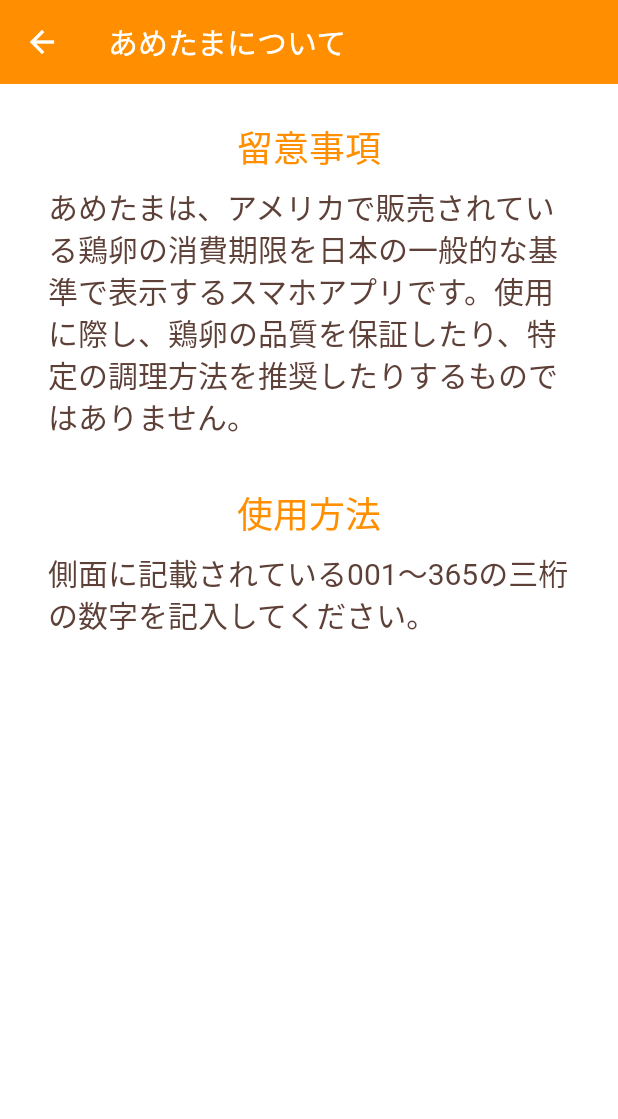
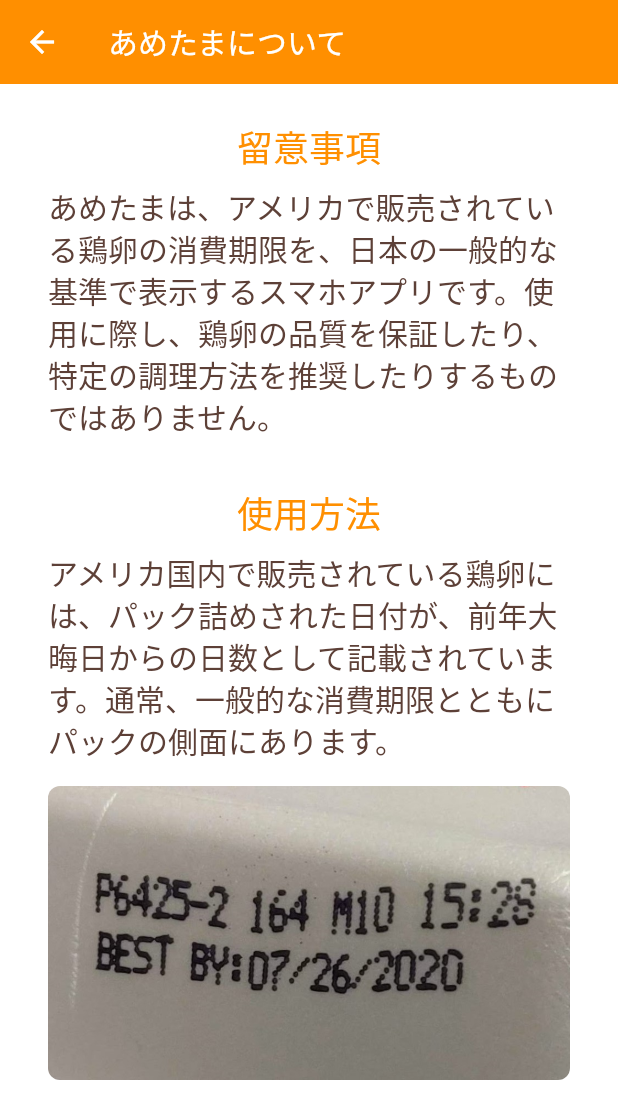
Before and after one commit to ushioda/ametama, a Flutter app: the InfoScreen screen opened directly, on a phone screen of 412 x 824 dp. Shown: the top 1119 px of the screen. Run offline on Flutter 3.47's test engine with Material 2 defaults, Android fonts, the phone set to English and light mode, and no system bars; our stand-ins replace shared_preferences; accounts and stored records are empty; Roboto replaces fonts that are missing (KosugiMaru).

Commit message:
added julian example image

```diff
--- a/lib/main.dart
+++ b/lib/main.dart
@@ -2,7 +2,6 @@ import 'package:flutter/material.dart';
 import 'package:provider/provider.dart';
 import 'package:ametama/models/date_data.dart';
 import 'package:ametama/screens/top_screen.dart';
-import 'package:ametama/constants.dart';
 
 void main() => runApp(MyApp());
 
--- a/lib/screens/info_screen.dart
+++ b/lib/screens/info_screen.dart
@@ -16,19 +16,29 @@ class InfoScreen extends StatelessWidget {
       ),
       body: SafeArea(
         child: Padding(
-          padding: const EdgeInsets.all(24.0),
+          padding: const EdgeInsets.symmetric(horizontal: 24.0),
+          child: SingleChildScrollView(
             child: Column(
               children: <Widget>[
-              InfoBox(
-                title: '留意事項',
+                TitleBox(title: '留意事項'),
+                TextBox(
                   text:
-                    'あめたまは、アメリカで販売されている鶏卵の消費期限を日本の一般的な基準で表示するスマホアプリです。使用に際し、鶏卵の品質を保証したり、特定の調理方法を推奨したりするものではありません。',
+                      'あめたまは、アメリカで販売されている鶏卵の消費期限を、日本の一般的な基準で表示するスマホアプリです。使用に際し、鶏卵の品質を保証したり、特定の調理方法を推奨したりするものではありません。',
                 ),
-              InfoBox(
-                title: '使用方法',
-                text: '側面に記載されている001〜365の三桁の数字を記入してください。',
+                TitleBox(title: '使用方法'),
+                TextBox(
+                  text:
+                      'アメリカ国内で販売されている鶏卵には、パック詰めされた日付が、前年大晦日からの日数として記載されています。通常、一般的な消費期限とともにパックの側面にあります。',
                 ),
+                Padding(
+                  padding: const EdgeInsets.all(8.0),
+                  child: ClipRRect(
+                      borderRadius: BorderRadius.circular(8.0),
+                      child: Image(
+                          image: AssetImage('assets/julian_example.jpg'))),
+                )
               ],
+            ),
           ),
         ),
       ),
@@ -36,16 +46,37 @@ class InfoScreen extends StatelessWidget {
   }
 }
 
-class InfoBox extends StatelessWidget {
-  final String title;
+class TextBox extends StatelessWidget {
   final String text;
 
-  InfoBox({this.title, @required this.text});
+  TextBox({@required this.text});
+
+  @override
+  Widget build(BuildContext context) {
+    return Padding(
+      padding: const EdgeInsets.all(8.0),
+      child: Text(
+        text,
+        style: TextStyle(
+          fontFamily: kKosugiMaru,
+          fontSize: kFontSize3,
+          color: kBasicTextColor,
+          height: 1.4,
+        ),
+      ),
+    );
+  }
+}
+
+class TitleBox extends StatelessWidget {
+  final String title;
+
+  TitleBox({@required this.title});
 
   @override
   Widget build(BuildContext context) {
     return Container(
-      padding: EdgeInsets.only(bottom: 24.0),
+      padding: EdgeInsets.only(top: 24.0),
       child: Column(
         children: <Widget>[
           Text(
@@ -56,18 +87,6 @@ class InfoBox extends StatelessWidget {
               color: kDarkYellow,
             ),
           ),
-          Padding(
-            padding: const EdgeInsets.all(8.0),
-            child: Text(
-              text,
-              style: TextStyle(
-                fontFamily: kKosugiMaru,
-                fontSize: kFontSize3,
-                color: kBasicTextColor,
-                height: 1.4,
-              ),
-            ),
-          ),
         ],
       ),
     );
```
Also changed, not shown: pubspec.yaml (+2 -11 lines), assets/julian_example.jpg (added), 27 other files. Lines whose indentation alone changed are shown as unchanged.
